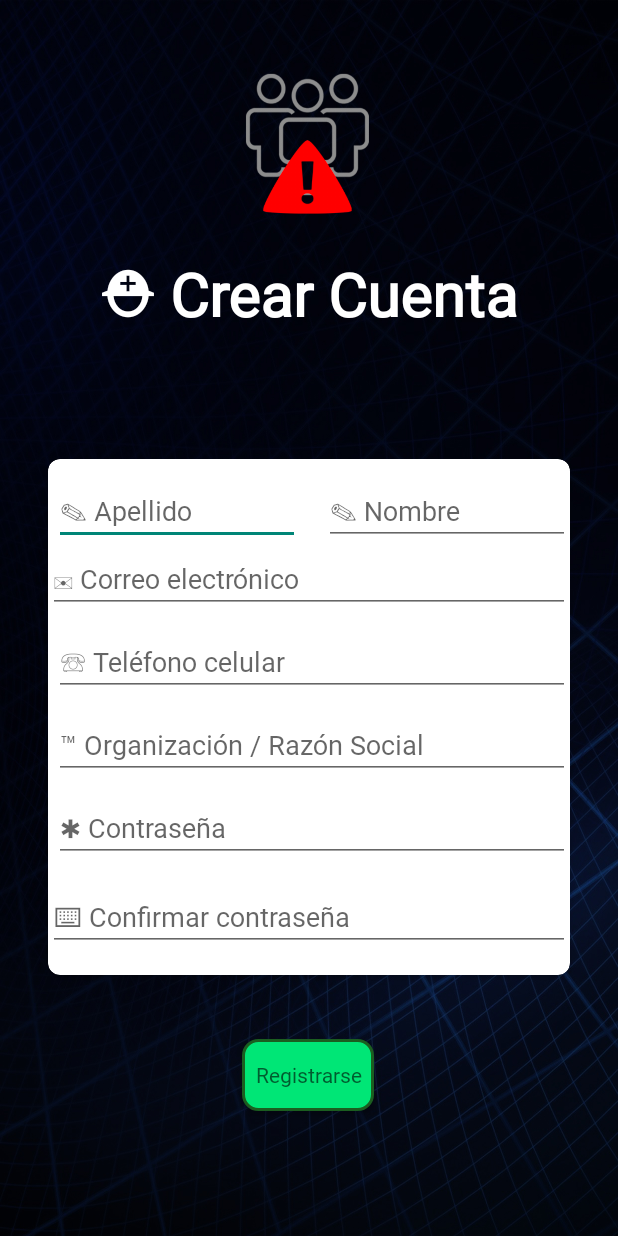
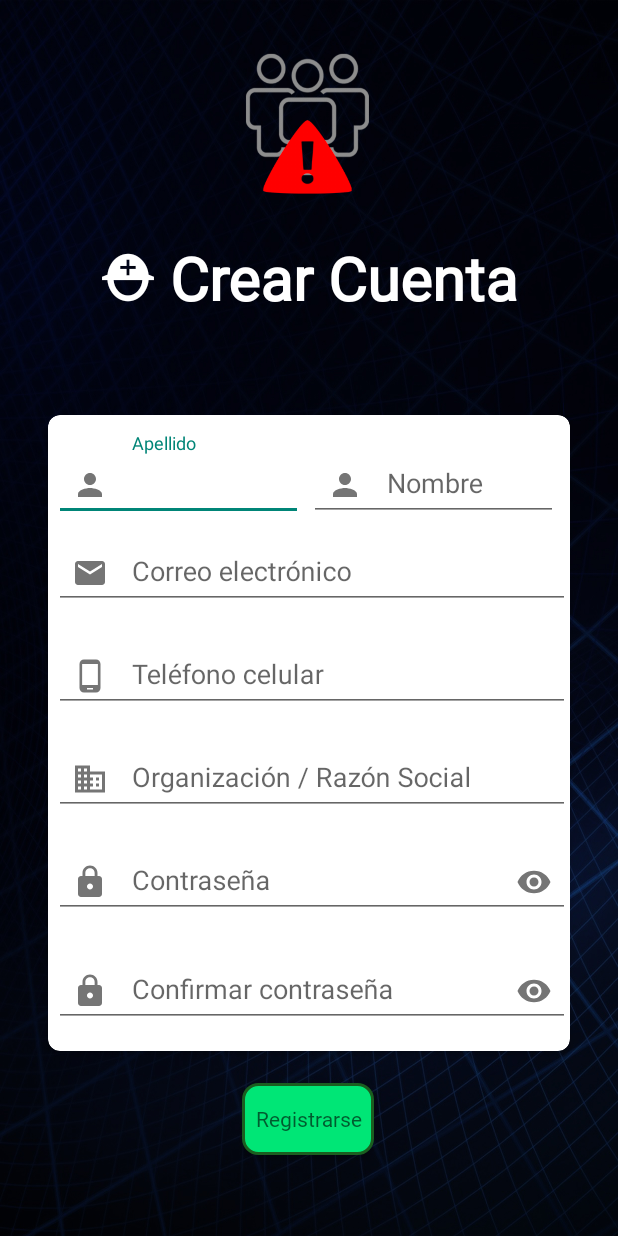
Before and after one commit to Castrogiovanni20/aforo, an Android app: the RegisterActivity screen opened directly, with no data from a screen before it, on a phone screen of 412 x 824 dp. Run offline under Robolectric (Android 15) with nearby library versions, the light colour scheme and no system bars; Roboto replaces fonts that are not available here.

Commit message:
Material Design components added

```diff
--- /dev/null
+++ b/app/src/main/res/drawable/ic_baseline_business_24.xml
@@ -0,0 +1,10 @@
+<vector xmlns:android="http://schemas.android.com/apk/res/android"
+    android:width="24dp"
+    android:height="24dp"
+    android:viewportWidth="24"
+    android:viewportHeight="24"
+    android:tint="?attr/colorControlNormal">
+  <path
+      android:fillColor="@android:color/white"
+      android:pathData="M12,7L12,3L2,3v18h20L22,7L12,7zM6,19L4,19v-2h2v2zM6,15L4,15v-2h2v2zM6,11L4,11L4,9h2v2zM6,7L4,7L4,5h2v2zM10,19L8,19v-2h2v2zM10,15L8,15v-2h2v2zM10,11L8,11L8,9h2v2zM10,7L8,7L8,5h2v2zM20,19h-8v-2h2v-2h-2v-2h2v-2h-2L12,9h8v10zM18,11h-2v2h2v-2zM18,15h-2v2h2v-2z"/>
+</vector>
--- /dev/null
+++ b/app/src/main/res/drawable/ic_baseline_email_24.xml
@@ -0,0 +1,10 @@
+<vector xmlns:android="http://schemas.android.com/apk/res/android"
+    android:width="24dp"
+    android:height="24dp"
+    android:viewportWidth="24"
+    android:viewportHeight="24"
+    android:tint="?attr/colorControlNormal">
+  <path
+      android:fillColor="@android:color/white"
+      android:pathData="M20,4L4,4c-1.1,0 -1.99,0.9 -1.99,2L2,18c0,1.1 0.9,2 2,2h16c1.1,0 2,-0.9 2,-2L22,6c0,-1.1 -0.9,-2 -2,-2zM20,8l-8,5 -8,-5L4,6l8,5 8,-5v2z"/>
+</vector>
--- /dev/null
+++ b/app/src/main/res/drawable/ic_baseline_error_24.xml
@@ -0,0 +1,10 @@
+<vector xmlns:android="http://schemas.android.com/apk/res/android"
+    android:width="24dp"
+    android:height="24dp"
+    android:viewportWidth="24"
+    android:viewportHeight="24"
+    android:tint="?attr/colorControlNormal">
+  <path
+      android:fillColor="@android:color/white"
+      android:pathData="M12,2C6.48,2 2,6.48 2,12s4.48,10 10,10 10,-4.48 10,-10S17.52,2 12,2zM13,17h-2v-2h2v2zM13,13h-2L11,7h2v6z"/>
+</vector>
--- /dev/null
+++ b/app/src/main/res/drawable/ic_baseline_lock_24.xml
@@ -0,0 +1,10 @@
+<vector xmlns:android="http://schemas.android.com/apk/res/android"
+    android:width="24dp"
+    android:height="24dp"
+    android:viewportWidth="24"
+    android:viewportHeight="24"
+    android:tint="?attr/colorControlNormal">
+  <path
+      android:fillColor="@android:color/white"
+      android:pathData="M18,8h-1L17,6c0,-2.76 -2.24,-5 -5,-5S7,3.24 7,6v2L6,8c-1.1,0 -2,0.9 -2,2v10c0,1.1 0.9,2 2,2h12c1.1,0 2,-0.9 2,-2L20,10c0,-1.1 -0.9,-2 -2,-2zM12,17c-1.1,0 -2,-0.9 -2,-2s0.9,-2 2,-2 2,0.9 2,2 -0.9,2 -2,2zM15.1,8L8.9,8L8.9,6c0,-1.71 1.39,-3.1 3.1,-3.1 1.71,0 3.1,1.39 3.1,3.1v2z"/>
+</vector>
--- /dev/null
+++ b/app/src/main/res/drawable/ic_baseline_person_24.xml
@@ -0,0 +1,10 @@
+<vector xmlns:android="http://schemas.android.com/apk/res/android"
+    android:width="24dp"
+    android:height="24dp"
+    android:viewportWidth="24"
+    android:viewportHeight="24"
+    android:tint="?attr/colorControlNormal">
+  <path
+      android:fillColor="@android:color/white"
+      android:pathData="M12,12c2.21,0 4,-1.79 4,-4s-1.79,-4 -4,-4 -4,1.79 -4,4 1.79,4 4,4zM12,14c-2.67,0 -8,1.34 -8,4v2h16v-2c0,-2.66 -5.33,-4 -8,-4z"/>
+</vector>
--- /dev/null
+++ b/app/src/main/res/drawable/ic_baseline_phone_android_24.xml
@@ -0,0 +1,10 @@
+<vector xmlns:android="http://schemas.android.com/apk/res/android"
+    android:width="24dp"
+    android:height="24dp"
+    android:viewportWidth="24"
+    android:viewportHeight="24"
+    android:tint="?attr/colorControlNormal">
+  <path
+      android:fillColor="@android:color/white"
+      android:pathData="M16,1L8,1C6.34,1 5,2.34 5,4v16c0,1.66 1.34,3 3,3h8c1.66,0 3,-1.34 3,-3L19,4c0,-1.66 -1.34,-3 -3,-3zM14,21h-4v-1h4v1zM17.25,18L6.75,18L6.75,4h10.5v14z"/>
+</vector>
--- a/app/src/main/res/layout/activity_login.xml
+++ b/app/src/main/res/layout/activity_login.xml
@@ -42,31 +42,46 @@
                 android:layout_width="match_parent"
                 android:layout_height="30dp" />
 
-            <EditText
-                android:id="@+id/edtEmail"
+            <com.google.android.material.textfield.TextInputLayout
                 android:layout_width="match_parent"
                 android:layout_height="wrap_content"
-                android:autofillHints=""
-                android:ems="14"
+                android:ems="30"
                 android:fontFamily="@font/roboto"
                 android:hint="@string/edt_email"
-                android:inputType="textEmailAddress" />
+                app:startIconDrawable="@drawable/ic_baseline_email_24"
+                app:errorIconDrawable="@drawable/ic_baseline_error_24">
+
+                <com.google.android.material.textfield.TextInputEditText
+                    android:id="@+id/edtEmail"
+                    android:layout_width="match_parent"
+                    android:layout_height="wrap_content"
+                    android:inputType="textEmailAddress"
+                    />
+            </com.google.android.material.textfield.TextInputLayout>
 
             <Space
                 android:layout_width="wrap_content"
                 android:layout_height="14dp" />
 
-            <EditText
-                android:id="@+id/edtPass"
+            <com.google.android.material.textfield.TextInputLayout
                 android:layout_width="match_parent"
                 android:layout_height="wrap_content"
-                android:autofillHints=""
                 android:ems="14"
-                android:focusable="true"
-                android:focusableInTouchMode="true"
                 android:fontFamily="@font/roboto"
                 android:hint="@string/Password"
-                android:inputType="numberPassword" />
+                app:startIconDrawable="@drawable/ic_baseline_lock_24"
+                app:endIconMode="password_toggle"
+                app:errorIconDrawable="@drawable/ic_baseline_error_24">
+
+                <com.google.android.material.textfield.TextInputEditText
+                    android:id="@+id/edtPass"
+                    android:layout_width="match_parent"
+                    android:layout_height="wrap_content"
+                    android:inputType="textPassword"
+                    />
+
+            </com.google.android.material.textfield.TextInputLayout>
+
 
             <Space
                 android:layout_width="wrap_content"
--- a/app/src/main/res/layout/activity_register.xml
+++ b/app/src/main/res/layout/activity_register.xml
@@ -13,6 +13,7 @@
         android:layout_height="wrap_content"
         android:layout_marginStart="32dp"
         android:layout_marginEnd="32dp"
+        android:layout_marginBottom="8dp"
         android:fontFamily="@font/roboto"
         android:text="@string/create_account"
         android:textColor="@color/white"
@@ -65,38 +66,45 @@
                 android:layout_height="match_parent"
                 android:orientation="horizontal">
 
-                <EditText
+                <com.google.android.material.textfield.TextInputLayout
+                    android:layout_width="170dp"
+                    android:layout_height="wrap_content"
+                    android:ems="10"
+                    android:fontFamily="@font/roboto"
+                    android:hint="@string/last_name"
+                    app:errorIconDrawable="@drawable/ic_baseline_error_24"
+                    app:startIconDrawable="@drawable/ic_baseline_person_24">
+
+                    <com.google.android.material.textfield.TextInputEditText
                         android:id="@+id/edtLastName"
-                    android:layout_width="wrap_content"
+                        android:layout_width="match_parent"
                         android:layout_height="wrap_content"
                         android:layout_marginLeft="4dp"
                         android:layout_weight="1"
-                    android:autofillHints=""
                         android:digits="abcdefghijklmnñopqrstuvwxyzABCDEFGHIJKLMNÑOPQRSTUVWXYZ"
+                        android:inputType="textPersonName|text"
+                        android:textAlignment="textStart" />
+                </com.google.android.material.textfield.TextInputLayout>
+
+                <com.google.android.material.textfield.TextInputLayout
+                    android:layout_width="170dp"
+                    android:layout_height="wrap_content"
                     android:ems="10"
                     android:fontFamily="@font/roboto"
-                    android:hint="@string/last_name"
-                    android:inputType="textPersonName|text"
-                    android:textAlignment="textStart" />
+                    android:hint="@string/name"
+                    app:errorIconDrawable="@drawable/ic_baseline_error_24"
+                    app:startIconDrawable="@drawable/ic_baseline_person_24">
 
-                <Space
-                    android:id="@+id/space0"
-                    android:layout_width="12dp"
-                    android:layout_height="wrap_content" />
-
-                <EditText
+                    <com.google.android.material.textfield.TextInputEditText
                         android:id="@+id/edtName"
-                    android:layout_width="wrap_content"
+                        android:layout_width="match_parent"
                         android:layout_height="wrap_content"
                         android:layout_marginLeft="4dp"
                         android:layout_weight="1"
-                    android:autofillHints=""
                         android:digits="abcdefghijklmnñopqrstuvwxyzABCDEFGHIJKLMNÑOPQRSTUVWXYZ"
-                    android:ems="10"
-                    android:fontFamily="@font/roboto"
-                    android:hint="@string/name"
                         android:inputType="textPersonName|text"
                         android:textAlignment="textStart" />
+                </com.google.android.material.textfield.TextInputLayout>
 
             </LinearLayout>
 
@@ -106,87 +114,122 @@
                 android:layout_height="0dp"
                 android:layout_weight="1" />
 
-            <EditText
+            <com.google.android.material.textfield.TextInputLayout
+                android:layout_width="match_parent"
+                android:layout_height="wrap_content"
+                android:ems="10"
+                android:fontFamily="@font/roboto"
+                android:hint="@string/edt_email"
+                app:errorIconDrawable="@drawable/ic_baseline_error_24"
+                app:startIconDrawable="@drawable/ic_baseline_email_24">
+
+                <com.google.android.material.textfield.TextInputEditText
                     android:id="@+id/edtEmailReg"
                     android:layout_width="match_parent"
                     android:layout_height="wrap_content"
                     android:layout_marginLeft="4dp"
-                android:layout_marginEnd="0dp"
-                android:autofillHints=""
-                android:ems="10"
-                android:fontFamily="@font/roboto"
-                android:hint="@string/edt_email"
+                    android:layout_weight="1"
                     android:inputType="textEmailAddress"
-                android:textAlignment="textStart"
-                app:layout_constraintEnd_toEndOf="parent"
-                app:layout_constraintStart_toStartOf="parent" />
+                    android:textAlignment="textStart" />
+            </com.google.android.material.textfield.TextInputLayout>
 
             <Space
                 android:id="@+id/space2"
                 android:layout_width="match_parent"
                 android:layout_height="10dp" />
 
-            <EditText
+            <com.google.android.material.textfield.TextInputLayout
+                android:layout_width="match_parent"
+                android:layout_height="wrap_content"
+                android:ems="10"
+                android:fontFamily="@font/roboto"
+                android:hint="@string/cel_phone"
+                app:errorIconDrawable="@drawable/ic_baseline_error_24"
+                app:startIconDrawable="@drawable/ic_baseline_phone_android_24">
+
+                <com.google.android.material.textfield.TextInputEditText
                     android:id="@+id/edtPhone"
                     android:layout_width="match_parent"
                     android:layout_height="wrap_content"
                     android:layout_marginLeft="4dp"
-                android:autofillHints=""
-                android:ems="10"
-                android:fontFamily="@font/roboto"
-                android:hint="@string/cel_phone"
+                    android:layout_weight="1"
                     android:inputType="phone"
                     android:textAlignment="textStart" />
+            </com.google.android.material.textfield.TextInputLayout>
 
             <Space
                 android:id="@+id/space3"
                 android:layout_width="match_parent"
                 android:layout_height="10dp" />
 
-            <EditText
+            <com.google.android.material.textfield.TextInputLayout
+                android:layout_width="match_parent"
+                android:layout_height="wrap_content"
+                android:ems="10"
+                android:fontFamily="@font/roboto"
+                android:hint="@string/organizacion"
+                app:errorIconDrawable="@drawable/ic_baseline_error_24"
+                app:startIconDrawable="@drawable/ic_baseline_business_24">
+
+                <com.google.android.material.textfield.TextInputEditText
                     android:id="@+id/edtOrgReg"
                     android:layout_width="match_parent"
                     android:layout_height="wrap_content"
                     android:layout_marginLeft="4dp"
-                android:autofillHints=""
-                android:ems="10"
-                android:fontFamily="@font/roboto"
-                android:hint="@string/organizacion"
-                android:inputType="textPersonName"
+                    android:layout_weight="1"
+                    android:inputType="text"
                     android:textAlignment="textStart" />
+            </com.google.android.material.textfield.TextInputLayout>
 
             <Space
                 android:id="@+id/space4"
                 android:layout_width="match_parent"
                 android:layout_height="10dp" />
 
-            <EditText
+            <com.google.android.material.textfield.TextInputLayout
+                android:layout_width="match_parent"
+                android:layout_height="wrap_content"
+                android:ems="10"
+                android:fontFamily="@font/roboto"
+                android:hint="@string/Password"
+                app:endIconMode="password_toggle"
+                app:errorIconDrawable="@drawable/ic_baseline_error_24"
+                app:startIconDrawable="@drawable/ic_baseline_lock_24">
+
+                <com.google.android.material.textfield.TextInputEditText
                     android:id="@+id/edtPassReg"
                     android:layout_width="match_parent"
                     android:layout_height="wrap_content"
                     android:layout_marginLeft="4dp"
-                android:autofillHints=""
-                android:ems="10"
-                android:fontFamily="@font/roboto"
-                android:hint="@string/Password"
+                    android:layout_weight="1"
                     android:inputType="textPassword"
-                android:password="false"
                     android:textAlignment="textStart" />
+            </com.google.android.material.textfield.TextInputLayout>
 
             <Space
                 android:id="@+id/space5"
                 android:layout_width="match_parent"
                 android:layout_height="14dp" />
 
-            <EditText
-                android:id="@+id/edtConfirmarPass"
+            <com.google.android.material.textfield.TextInputLayout
                 android:layout_width="match_parent"
                 android:layout_height="wrap_content"
                 android:ems="10"
                 android:fontFamily="@font/roboto"
                 android:hint="@string/confirmarPass"
+                app:endIconMode="password_toggle"
+                app:errorIconDrawable="@drawable/ic_baseline_error_24"
+                app:startIconDrawable="@drawable/ic_baseline_lock_24">
+
+                <com.google.android.material.textfield.TextInputEditText
+                    android:id="@+id/edtConfirmarPass"
+                    android:layout_width="match_parent"
+                    android:layout_height="wrap_content"
+                    android:layout_marginLeft="4dp"
+                    android:layout_weight="1"
                     android:inputType="textPassword"
                     android:textAlignment="textStart" />
+            </com.google.android.material.textfield.TextInputLayout>
 
             <Space
                 android:layout_width="match_parent"
@@ -206,8 +249,9 @@
         android:id="@+id/btnReg"
         android:layout_width="wrap_content"
         android:layout_height="wrap_content"
+        android:layout_marginTop="8dp"
+
         android:background="@drawable/boton_personalizado"
-
         android:elevation="4dp"
         android:fontFamily="@font/roboto"
         android:hint="@string/register"
@@ -223,7 +267,7 @@
         android:id="@+id/imgLogoCreateAccount"
         android:layout_width="100dp"
         android:layout_height="96dp"
-        android:layout_marginTop="24dp"
+        android:layout_marginTop="8dp"
         app:layout_constraintBottom_toTopOf="@+id/txtTitleRegister"
         app:layout_constraintEnd_toEndOf="parent"
         app:layout_constraintHorizontal_bias="0.498"
--- a/app/src/main/res/values/strings.xml
+++ b/app/src/main/res/values/strings.xml
@@ -1,11 +1,11 @@
 <resources>
     <string name="app_name">Aforo</string>
 
-    <string name="edt_email">✉       Correo electrónico</string>
+    <string name="edt_email">Correo electrónico</string>
     <string name="nombreUsuario">Nombre de usuario</string>
-    <string name="name">✎      Nombre</string>
-    <string name="last_name">✎       Apellido</string>
-    <string name="Password">✱      Contraseña</string>
+    <string name="name">Nombre</string>
+    <string name="last_name">Apellido</string>
+    <string name="Password">Contraseña</string>
     <string name="recov_pass">Olvidé mi contraseña  ⌦</string>
     <string name="create_account">⛑   Crear Cuenta</string>
     <string name="send">Enviar</string>
@@ -14,9 +14,9 @@
 
     <string name="dni">Numero DNI</string>
     <string name="user">Usuario</string>
-    <string name="cel_phone">☏      Teléfono celular</string>
+    <string name="cel_phone">Teléfono celular</string>
     <string name="contentDescBtn">Este botón tiene una imagen</string>
-    <string name="organizacion">™      Organización / Razón Social</string>
+    <string name="organizacion">Organización / Razón Social</string>
     <string name="content_img">Imagen de splash screen</string>
     <string name="aforo_name">Aforo</string>
     <string name="txtcities">Instituto Ciudades del Futuro</string>
@@ -24,7 +24,7 @@
     <string name="description">Descripción</string>
     <string name="delete">Eliminar Funcionario</string>
     <string name="okey">OK</string>
-    <string name="confirmarPass">⌨      Confirmar contraseña</string>
+    <string name="confirmarPass">Confirmar contraseña</string>
 
     <string name="confirmarDelete">¿Confirma la eliminación de este Funcionario?</string>
     <string name="datosIncorrectos">Usuario y/o contraseña incorrectos</string>
--- a/build.gradle
+++ b/build.gradle
@@ -8,7 +8,7 @@
 
     }
     dependencies {
-        classpath 'com.android.tools.build:gradle:4.1.3'
+        classpath 'com.android.tools.build:gradle:4.2.1'
         classpath "org.jetbrains.kotlin:kotlin-gradle-plugin:$kotlin_version"
 
         // NOTE: Do not place your application dependencies here; they belong
```
Also changed, not shown: gradle/wrapper/gradle-wrapper.properties. Lines whose indentation alone changed are shown as unchanged.
